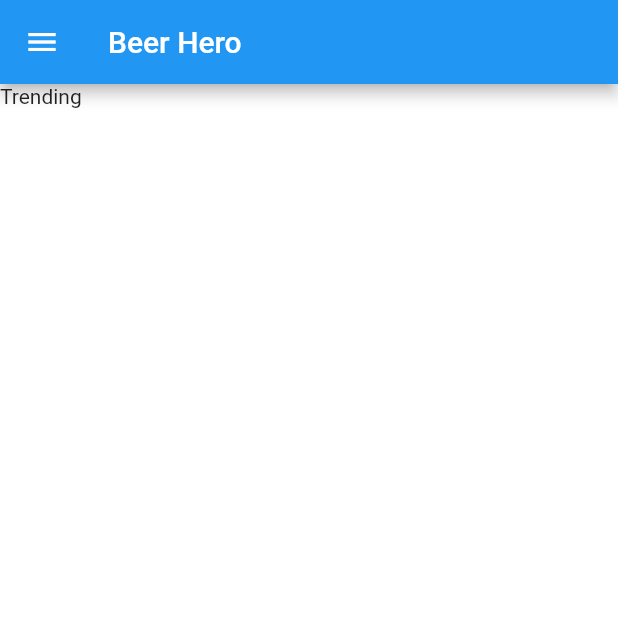
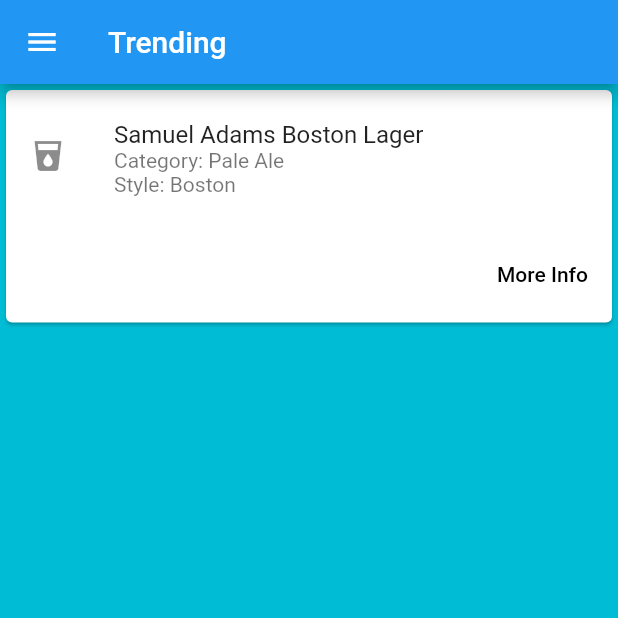
Before and after one commit to Beer-Hero/beer-hero, a Flutter app: the screen it shows after launch, on a phone screen of 412 x 824 dp, the top half of it. Run offline on Flutter 3.47's test engine with Material 2 defaults, Android fonts, the phone set to English and light mode, and no system bars.

```diff
--- a/lib/main.dart
+++ b/lib/main.dart
@@ -17,7 +17,7 @@ class MyApp extends StatelessWidget {
       title: 'Beer Hero',
       theme: new ThemeData(
         primarySwatch: Colors.blue,
-        backgroundColor: Colors.white,
+        backgroundColor: Colors.cyan,
       ),
       home: new SplashPage(),
       routes: <String, WidgetBuilder>{
--- /dev/null
+++ b/lib/model/beer.dart
@@ -0,0 +1,17 @@
+class Beer {
+  final String beerId;
+  final String brewerId;
+  final String name;
+  final String category;
+  final String style;
+  final String description;
+
+  Beer({
+    this.beerId,
+    this.brewerId,
+    this.name,
+    this.category,
+    this.style,
+    this.description,
+  });
+}
--- a/lib/pages/trending_page.dart
+++ b/lib/pages/trending_page.dart
@@ -1,11 +1,13 @@
 import 'package:beer_hero/widgets/global_scaffold.dart';
+import 'package:beer_hero/widgets/trending_feed.dart';
 import 'package:flutter/material.dart';
 
 class TrendingPage extends StatelessWidget {
   @override
   Widget build(BuildContext context) {
     return new GlobalScaffold(
-      body: new Text('Trending'),
+      titleText: 'Trending',
+      body: new TrendingFeed(),
     );
   }
 }
--- /dev/null
+++ b/lib/widgets/beer_card.dart
@@ -0,0 +1,44 @@
+import 'package:beer_hero/model/beer.dart';
+import 'package:beer_hero/pages/beer_info_page.dart';
+import 'package:flutter/material.dart';
+
+class BeerCard extends StatelessWidget {
+  final Beer beer;
+
+  const BeerCard(this.beer);
+
+  @override
+  Widget build(BuildContext context) {
+    return new Card(
+      child: new Column(
+        mainAxisSize: MainAxisSize.min,
+        children: <Widget>[
+          new ListTile(
+            leading: const Icon(Icons.local_drink),
+            contentPadding: EdgeInsets.symmetric(horizontal: 16.0, vertical: 16.0),
+            title: new Text(beer.name),
+            subtitle: new Text('${beer.category != null ? 'Category: ${beer.category}\n' : ''}'
+                '${beer.style != null ? 'Style: ${beer.style}' : ''}'),
+          ),
+          new ButtonTheme.bar(
+            // make buttons use the appropriate styles for cards
+            child: new ButtonBar(
+              children: <Widget>[
+                new FlatButton(
+                  child: const Text('More Info'),
+                  onPressed: () {
+                    Navigator.of(context).push(new MaterialPageRoute(
+                      builder: (final BuildContext context) {
+                        return new BeerInfoPage(beer);
+                      },
+                    ));
+                  },
+                ),
+              ],
+            ),
+          ),
+        ],
+      ),
+    );
+  }
+}
--- a/lib/widgets/global_scaffold.dart
+++ b/lib/widgets/global_scaffold.dart
@@ -3,17 +3,18 @@ import 'package:flutter/material.dart';
 
 class GlobalScaffold extends StatelessWidget {
   final Widget body;
+  final String titleText;
 
   final TextStyle tileStyle = new TextStyle(fontSize: 17.0);
 
-  GlobalScaffold({Key key, this.body}) : super(key: key);
+  GlobalScaffold({Key key, this.body, this.titleText = 'Beer Hero'}) : super(key: key);
 
   @override
   Widget build(BuildContext context) {
     return new Scaffold(
       backgroundColor: Theme.of(context).backgroundColor,
       appBar: new AppBar(
-        title: new Text('Beer Hero'),
+        title: new Text(titleText),
       ),
       drawer: new Drawer(
         child: new ListView(
--- a/lib/widgets/trending_feed.dart
+++ b/lib/widgets/trending_feed.dart
@@ -1,11 +1,15 @@
+import 'package:beer_hero/model/beer.dart';
+import 'package:beer_hero/widgets/beer_card.dart';
 import 'package:flutter/material.dart';
 
-class TendingFeed extends StatelessWidget {
+class TrendingFeed extends StatelessWidget {
   @override
   Widget build(BuildContext context) {
     return new Center(
       child: new ListView(
-        children: <Widget>[],
+        children: <Widget>[
+          new BeerCard(new Beer(name: 'Samuel Adams Boston Lager', style: 'Boston', category: 'Pale Ale')),
+        ],
       ),
     );
   }
```
Also changed, not shown: lib/pages/beer_info_page.dart (added, +30 -0 lines).
